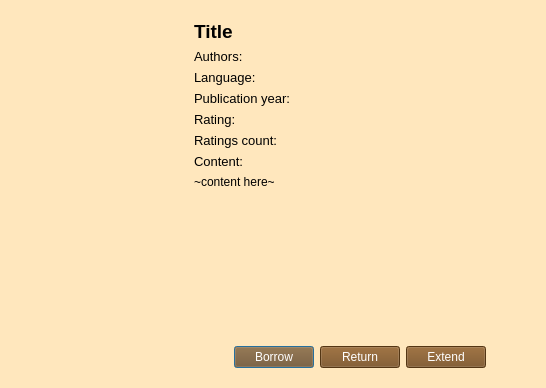
This is client/src/bookdetailswindow.ui in Dargoswwwe/smc-library as Qt 5 draws it before an edit. The edited form follows.
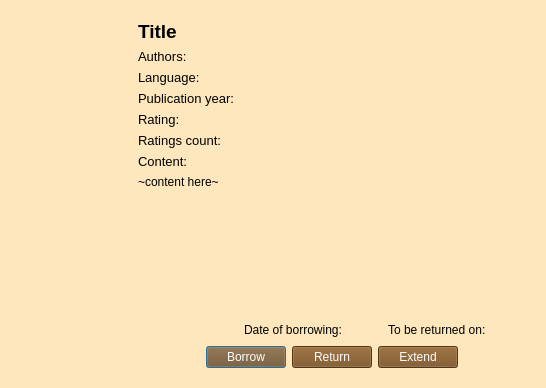
This is the edited form. Icons and pictures are not drawn.

Commit message: Added date of borrowing and date to be returned on in UI

What changed in the file:
```diff
--- a/client/src/bookdetailswindow.ui
+++ b/client/src/bookdetailswindow.ui
@@ -582,6 +582,50 @@
         </property>
        </widget>
       </item>
+      <item row="9" column="1">
+       <layout class="QHBoxLayout" name="horizontalLayout">
+        <item>
+         <widget class="QLabel" name="date_of_borrowing">
+          <property name="text">
+           <string>Date of borrowing:</string>
+          </property>
+         </widget>
+        </item>
+        <item>
+         <spacer name="horizontalSpacer_3">
+          <property name="orientation">
+           <enum>Qt::Horizontal</enum>
+          </property>
+          <property name="sizeHint" stdset="0">
+           <size>
+            <width>40</width>
+            <height>20</height>
+           </size>
+          </property>
+         </spacer>
+        </item>
+        <item>
+         <widget class="QLabel" name="date_of_return">
+          <property name="text">
+           <string>To be returned on:</string>
+          </property>
+         </widget>
+        </item>
+        <item>
+         <spacer name="horizontalSpacer_6">
+          <property name="orientation">
+           <enum>Qt::Horizontal</enum>
+          </property>
+          <property name="sizeHint" stdset="0">
+           <size>
+            <width>40</width>
+            <height>20</height>
+           </size>
+          </property>
+         </spacer>
+        </item>
+       </layout>
+      </item>
       <item row="10" column="0" colspan="2">
        <layout class="QHBoxLayout" name="horizontalLayout_2">
         <item>
```
The commit also changes 1 other file.
